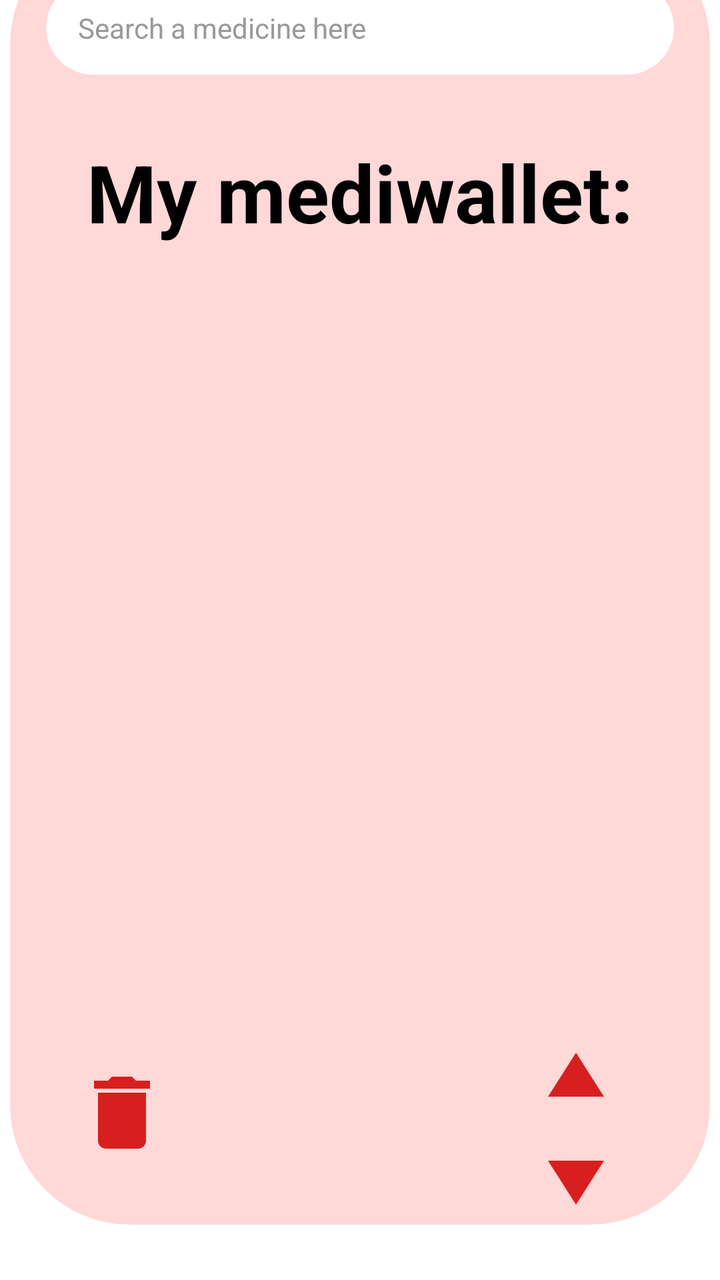
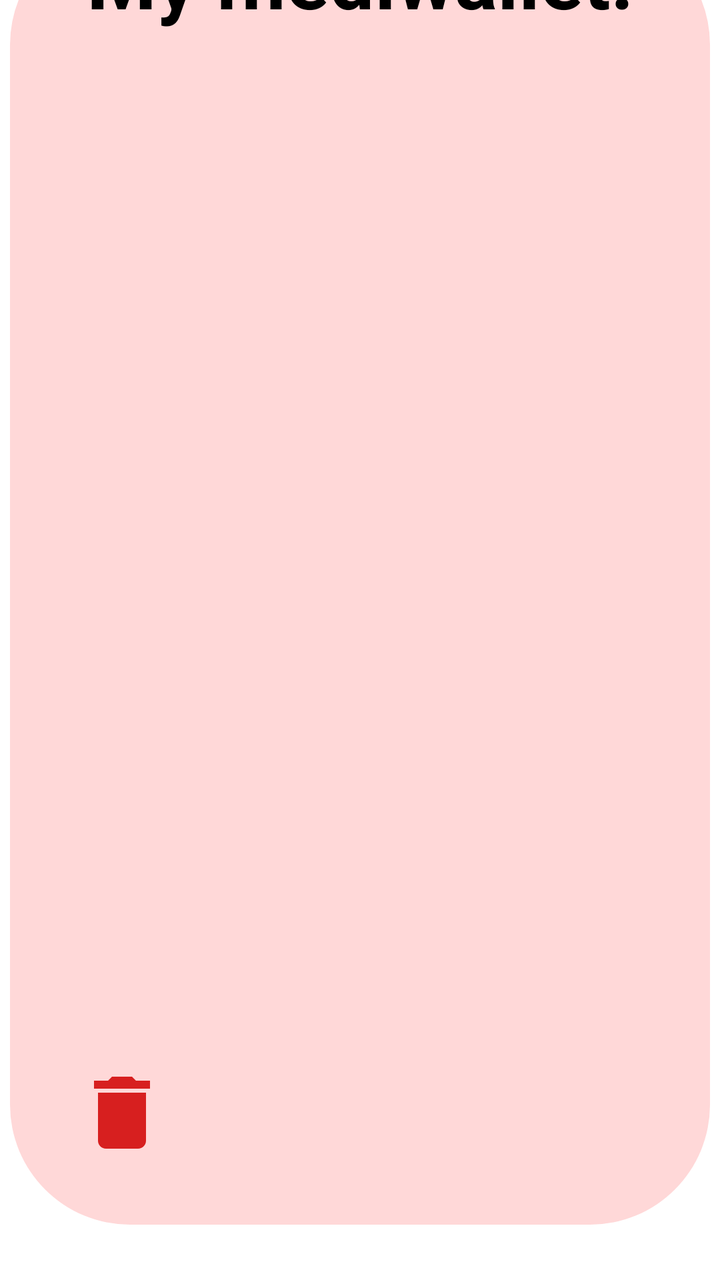

Screens rendered from an Android XML layout before and after an edit, with the pre-edit source and the edit as a unified diff.
<!-- AndroidManifest.xml: application theme Theme.TASHTIT -->
<!-- res/layout/activity_home_screen6.xml -->
<?xml version="1.0" encoding="utf-8"?>
<androidx.constraintlayout.widget.ConstraintLayout xmlns:android="http://schemas.android.com/apk/res/android"
    xmlns:app="http://schemas.android.com/apk/res-auto"
    xmlns:tools="http://schemas.android.com/tools"
    android:layout_width="match_parent"
    android:id="@+id/main"
    android:layout_height="match_parent"
    android:background="@color/white">

    
    <ImageButton
        android:id="@+id/btnMenu"
        android:layout_width="48dp"
        android:layout_height="48dp"
        android:layout_margin="16dp"
        android:background="?attr/selectableItemBackgroundBorderless"
        android:padding="4dp"
        android:scaleType="fitCenter"
        android:src="@drawable/ic_menu"
        app:layout_constraintEnd_toEndOf="parent"
        app:layout_constraintTop_toTopOf="parent" />

    

        <androidx.constraintlayout.widget.ConstraintLayout
            android:id="@+id/constraintLayout"
            android:layout_width="350dp"
            android:layout_height="650dp"
            android:layout_marginBottom="28dp"
            android:background="@drawable/rounded_background"
            app:layout_constraintBottom_toBottomOf="parent"
            app:layout_constraintCircleRadius="40dp"
            app:layout_constraintEnd_toEndOf="parent"
            app:layout_constraintStart_toStartOf="parent">

            

            

            
            <androidx.cardview.widget.CardView
                android:id="@+id/cardSearchBar"
                android:layout_width="314dp"
                android:layout_height="47dp"
                android:layout_marginTop="28dp"
                app:cardBackgroundColor="#FFFFFF"
                app:cardCornerRadius="24dp"
                app:cardElevation="0dp"
                app:layout_constraintEnd_toEndOf="parent"
                app:layout_constraintStart_toStartOf="parent"
                app:layout_constraintTop_toTopOf="parent">

                <EditText
                    android:id="@+id/etSearch"
                    android:layout_width="match_parent"
                    android:layout_height="match_parent"
                    android:background="@null"
                    android:drawablePadding="8dp"
                    android:hint="Search a medicine here"
                    android:inputType="text"
                    android:paddingStart="16dp"
                    android:paddingEnd="16dp"
                    android:textColorHint="#999999"
                    android:textSize="14sp" />
            </androidx.cardview.widget.CardView>

            <TextView
                android:id="@+id/tvTitle"
                android:layout_width="wrap_content"
                android:layout_height="wrap_content"
                android:layout_marginStart="24dp"
                android:layout_marginTop="32dp"
                android:layout_marginEnd="24dp"
                android:text="My mediwallet:"
                android:textColor="#000000"
                android:textSize="40dp"
                android:textStyle="bold"
                app:layout_constraintEnd_toEndOf="parent"
                app:layout_constraintStart_toStartOf="parent"
                app:layout_constraintTop_toBottomOf="@+id/cardSearchBar" />

            <androidx.recyclerview.widget.RecyclerView
                android:id="@+id/rvMedicines"
                android:layout_width="0dp"
                android:layout_height="0dp"
                android:layout_marginStart="32dp"
                android:layout_marginTop="16dp"
                android:layout_marginEnd="32dp"
                android:layout_marginBottom="32dp"
                app:layoutManager="androidx.recyclerview.widget.LinearLayoutManager"
                app:layout_constraintBottom_toTopOf="@+id/btnDelete"
                app:layout_constraintEnd_toEndOf="parent"
                app:layout_constraintStart_toStartOf="parent"
                app:layout_constraintTop_toBottomOf="@+id/tvTitle"
                tools:itemCount="2" />

            <ImageButton
                android:id="@+id/btnDelete"
                android:layout_width="48dp"
                android:layout_height="48dp"
                android:layout_marginStart="32dp"
                android:layout_marginBottom="32dp"
                android:background="?attr/selectableItemBackgroundBorderless"
                android:contentDescription="delete"
                android:scaleType="fitCenter"
                android:src="@drawable/ic_trash"
                app:layout_constraintBottom_toBottomOf="parent"
                app:layout_constraintStart_toStartOf="parent" />

            <ImageButton
                android:id="@+id/btnSortUp"
                android:layout_width="48dp"
                android:layout_height="48dp"
                android:layout_marginStart="168dp"
                android:layout_marginTop="16dp"
                android:layout_marginEnd="32dp"
                android:background="?attr/selectableItemBackgroundBorderless"
                android:rotation="-90"
                android:scaleType="fitCenter"
                android:src="@drawable/ic_arrow"
                app:layout_constraintEnd_toEndOf="parent"
                app:layout_constraintStart_toEndOf="@+id/btnDelete"
                app:layout_constraintTop_toBottomOf="@+id/rvMedicines"
                app:tint="@color/intenseRouge" />

            <ImageButton
                android:id="@+id/btnSortDown"
                android:layout_width="48dp"
                android:layout_height="48dp"
                android:layout_marginStart="168dp"
                android:layout_marginEnd="32dp"
                android:background="?attr/selectableItemBackgroundBorderless"
                android:rotation="90"
                android:scaleType="fitCenter"
                android:src="@drawable/ic_arrow"
                app:layout_constraintEnd_toEndOf="parent"
                app:layout_constraintStart_toEndOf="@+id/btnDelete"
                app:layout_constraintTop_toBottomOf="@+id/btnSortUp"
                app:tint="@color/intenseRouge" />
        </androidx.constraintlayout.widget.ConstraintLayout>
</androidx.constraintlayout.widget.ConstraintLayout>
<!-- resources referenced by this layout -->
<resources>
  <color name="intenseRouge">#D71F1F</color>
  <color name="white">#FFFFFFFF</color>
  <!-- drawable ic_arrow (drawable) -->
  <vector xmlns:android="http://schemas.android.com/apk/res/android"
          android:width="24dp"
          android:height="24dp"
          android:viewportWidth="24.0"
          android:viewportHeight="24.0">
      <path
          android:fillColor="#FFFFFFFF"
          android:pathData="M8,5v14l11,-7z"/>
  </vector>
  <!-- drawable ic_menu (drawable) -->
  <vector xmlns:android="http://schemas.android.com/apk/res/android"
          android:width="24dp"
          android:height="24dp"
          android:viewportWidth="24.0"
          android:viewportHeight="24.0">
      <path
          android:fillColor="#FF000000"
          android:pathData="M3,18h18v-2L3,16v2zM3,13h18v-2L3,11v2zM3,6v2h18L21,6L3,6z"/>
  </vector>
  <!-- drawable ic_trash (drawable) -->
  <vector xmlns:android="http://schemas.android.com/apk/res/android"
          android:width="24dp"
          android:height="24dp"
          android:viewportWidth="24.0"
          android:viewportHeight="24.0">
      <path
          android:fillColor="@color/intenseRouge"
          android:pathData="M6,19c0,1.1 0.9,2 2,2h8c1.1,0 2,-0.9 2,-2V7H6v12zM19,4h-3.5l-1,-1h-5l-1,1H5v2h14V4z"/>
  </vector>
  <!-- drawable rounded_background (drawable) -->
  <?xml version="1.0" encoding="utf-8"?>
  <shape xmlns:android="http://schemas.android.com/apk/res/android"
      android:shape="rectangle">
      <corners android:radius="60dp"/>
      <solid android:color="@color/rouge" />
  </shape>
  <style name="Theme.TASHTIT" parent="Base.Theme.TASHTIT" />
  <color name="rouge">#FFD8D8</color>
  <style name="Base.Theme.TASHTIT" parent="Theme.Material3.DayNight.NoActionBar">
          
          
  
          
          <item name="android:windowIsTranslucent">true</item>
  
      </style>
</resources>

<!-- the commit's change to res/layout/activity_home_screen6.xml (unified diff, before → after) -->
@@ -10,8 +10,8 @@
     
     <ImageButton
         android:id="@+id/btnMenu"
-        android:layout_width="48dp"
-        android:layout_height="48dp"
+        android:layout_width="36dp"
+        android:layout_height="36dp"
         android:layout_margin="16dp"
         android:background="?attr/selectableItemBackgroundBorderless"
         android:padding="4dp"
@@ -38,38 +38,12 @@
             
 
             
-            <androidx.cardview.widget.CardView
-                android:id="@+id/cardSearchBar"
-                android:layout_width="314dp"
-                android:layout_height="47dp"
-                android:layout_marginTop="28dp"
-                app:cardBackgroundColor="#FFFFFF"
-                app:cardCornerRadius="24dp"
-                app:cardElevation="0dp"
-                app:layout_constraintEnd_toEndOf="parent"
-                app:layout_constraintStart_toStartOf="parent"
-                app:layout_constraintTop_toTopOf="parent">
-
-                <EditText
-                    android:id="@+id/etSearch"
-                    android:layout_width="match_parent"
-                    android:layout_height="match_parent"
-                    android:background="@null"
-                    android:drawablePadding="8dp"
-                    android:hint="Search a medicine here"
-                    android:inputType="text"
-                    android:paddingStart="16dp"
-                    android:paddingEnd="16dp"
-                    android:textColorHint="#999999"
-                    android:textSize="14sp" />
-            </androidx.cardview.widget.CardView>
 
             <TextView
                 android:id="@+id/tvTitle"
                 android:layout_width="wrap_content"
                 android:layout_height="wrap_content"
                 android:layout_marginStart="24dp"
-                android:layout_marginTop="32dp"
                 android:layout_marginEnd="24dp"
                 android:text="My mediwallet:"
                 android:textColor="#000000"
@@ -77,7 +51,7 @@
                 android:textStyle="bold"
                 app:layout_constraintEnd_toEndOf="parent"
                 app:layout_constraintStart_toStartOf="parent"
-                app:layout_constraintTop_toBottomOf="@+id/cardSearchBar" />
+                tools:layout_editor_absoluteY="109dp" />
 
             <androidx.recyclerview.widget.RecyclerView
                 android:id="@+id/rvMedicines"
@@ -88,14 +62,14 @@
                 android:layout_marginEnd="32dp"
                 android:layout_marginBottom="32dp"
                 app:layoutManager="androidx.recyclerview.widget.LinearLayoutManager"
-                app:layout_constraintBottom_toTopOf="@+id/btnDelete"
+                app:layout_constraintBottom_toTopOf="@+id/ibDelete"
                 app:layout_constraintEnd_toEndOf="parent"
                 app:layout_constraintStart_toStartOf="parent"
                 app:layout_constraintTop_toBottomOf="@+id/tvTitle"
                 tools:itemCount="2" />
 
             <ImageButton
-                android:id="@+id/btnDelete"
+                android:id="@+id/ibDelete"
                 android:layout_width="48dp"
                 android:layout_height="48dp"
                 android:layout_marginStart="32dp"
@@ -107,35 +81,5 @@
                 app:layout_constraintBottom_toBottomOf="parent"
                 app:layout_constraintStart_toStartOf="parent" />
 
-            <ImageButton
-                android:id="@+id/btnSortUp"
-                android:layout_width="48dp"
-                android:layout_height="48dp"
-                android:layout_marginStart="168dp"
-                android:layout_marginTop="16dp"
-                android:layout_marginEnd="32dp"
-                android:background="?attr/selectableItemBackgroundBorderless"
-                android:rotation="-90"
-                android:scaleType="fitCenter"
-                android:src="@drawable/ic_arrow"
-                app:layout_constraintEnd_toEndOf="parent"
-                app:layout_constraintStart_toEndOf="@+id/btnDelete"
-                app:layout_constraintTop_toBottomOf="@+id/rvMedicines"
-                app:tint="@color/intenseRouge" />
-
-            <ImageButton
-                android:id="@+id/btnSortDown"
-                android:layout_width="48dp"
-                android:layout_height="48dp"
-                android:layout_marginStart="168dp"
-                android:layout_marginEnd="32dp"
-                android:background="?attr/selectableItemBackgroundBorderless"
-                android:rotation="90"
-                android:scaleType="fitCenter"
-                android:src="@drawable/ic_arrow"
-                app:layout_constraintEnd_toEndOf="parent"
-                app:layout_constraintStart_toEndOf="@+id/btnDelete"
-                app:layout_constraintTop_toBottomOf="@+id/btnSortUp"
-                app:tint="@color/intenseRouge" />
         </androidx.constraintlayout.widget.ConstraintLayout>
 </androidx.constraintlayout.widget.ConstraintLayout>
<!-- resource entries referenced after the edit -->
@@ -2,16 +2,6 @@
 <resources>
   <color name="intenseRouge">#D71F1F</color>
   <color name="white">#FFFFFFFF</color>
-  <!-- drawable ic_arrow (drawable) -->
-  <vector xmlns:android="http://schemas.android.com/apk/res/android"
-          android:width="24dp"
-          android:height="24dp"
-          android:viewportWidth="24.0"
-          android:viewportHeight="24.0">
-      <path
-          android:fillColor="#FFFFFFFF"
-          android:pathData="M8,5v14l11,-7z"/>
-  </vector>
   <!-- drawable ic_menu (drawable) -->
   <vector xmlns:android="http://schemas.android.com/apk/res/android"
           android:width="24dp"
